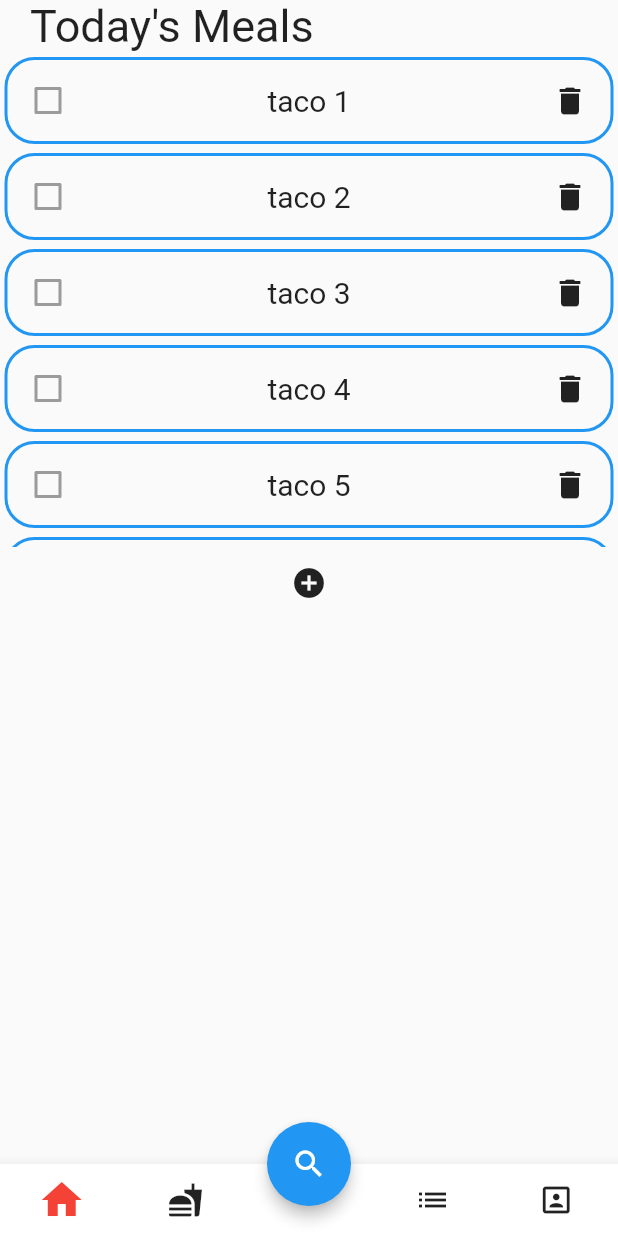
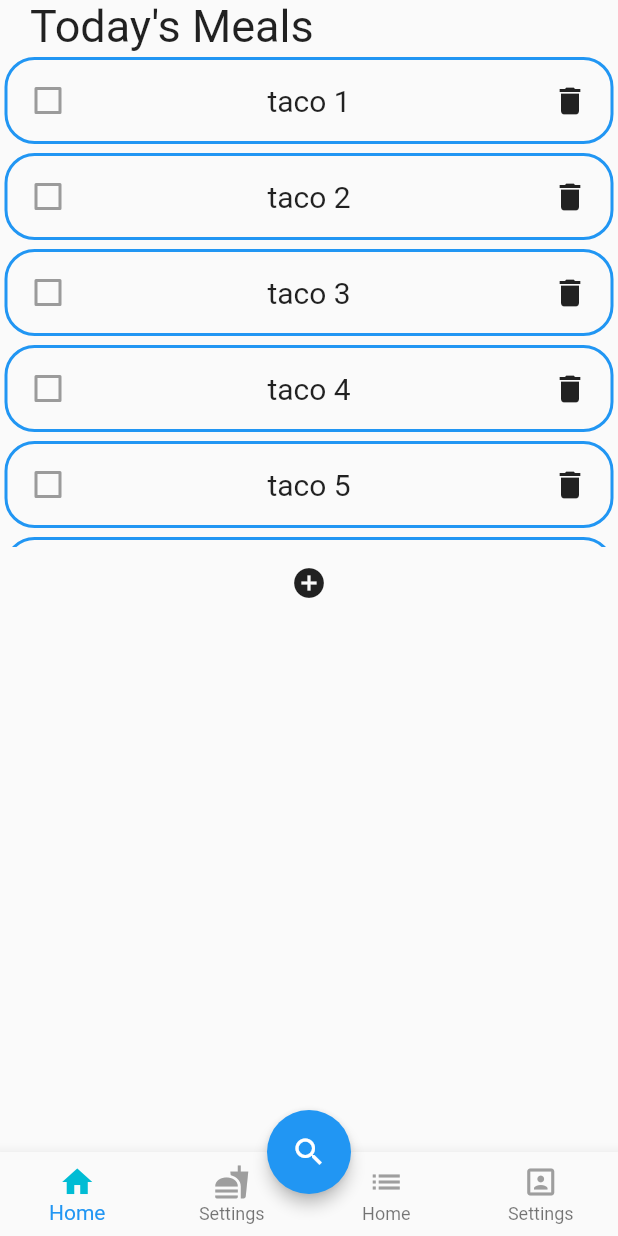
Before and after one commit to kzhang23187/menu, a Flutter app: the screen it shows after launch, after a tap on the "search" icon, on a phone screen of 412 x 824 dp. Run offline on Flutter 3.47's test engine with Material 2 defaults, Android fonts, the phone set to English and light mode, and no system bars.

Commit message:
Have working simple page navigation

```diff
--- /dev/null
+++ b/lib/app.dart
@@ -0,0 +1,105 @@
+import 'package:flutter/material.dart';
+import './pages/pages.dart';
+import './widgets/widgets.dart';
+
+class App extends StatefulWidget {
+  @override
+  State<StatefulWidget> createState() => AppState();
+}
+
+class AppState extends State<App> {
+  // this is static property so other widget throughout the app
+  // can access it simply by AppState.currentTab
+  static int currentTab = 0;
+
+  // list tabs here
+  final List<TabItem> tabs = [
+    TabItem(
+      tabName: "Home",
+      icon: Icons.home,
+      page: HomePage(),
+    ),
+    TabItem(
+      tabName: "Settings",
+      icon: Icons.fastfood,
+      page: ThirdPage(),
+    ),
+    TabItem(
+      tabName: "Home",
+      icon: Icons.list,
+      page: FourthPage(),
+    ),
+    TabItem(
+      tabName: "Settings",
+      icon: Icons.portrait,
+      page: ThirdPage(),
+    ),
+  ];
+
+  AppState() {
+    // indexing is necessary for proper funcationality
+    // of determining which tab is active
+    tabs.asMap().forEach((index, details) {
+      details.setIndex(index);
+    });
+  }
+
+  // sets current tab index
+  // and update state
+  void _selectTab(int index) {
+    if (index == currentTab) {
+      // pop to first route
+      // if the user taps on the active tab
+      tabs[index].key.currentState.popUntil((route) => route.isFirst);
+    } else {
+      // update the state
+      // in order to repaint
+      setState(() => currentTab = index);
+    }
+  }
+
+  @override
+  Widget build(BuildContext context) {
+    // WillPopScope handle android back btn
+    return WillPopScope(
+      onWillPop: () async {
+        final isFirstRouteInCurrentTab =
+            !await tabs[currentTab].key.currentState.maybePop();
+        if (isFirstRouteInCurrentTab) {
+          // if not on the 'main' tab
+          if (currentTab != 0) {
+            // select 'main' tab
+            _selectTab(0);
+            // back button handled by app
+            return false;
+          }
+        }
+        // let system handle back button if we're on the first route
+        return isFirstRouteInCurrentTab;
+      },
+      // this is the base scaffold
+      // don't put appbar in here otherwise you might end up
+      // with multiple appbars on one screen
+      // eventually breaking the app
+      child: Scaffold(
+        floatingActionButton: new FloatingActionButton(
+          onPressed: () {},
+          tooltip: 'Increment',
+          child: new Icon(Icons.search),
+          elevation: 4.0,
+        ),
+        floatingActionButtonLocation: FloatingActionButtonLocation.centerDocked,
+        // indexed stack shows only one child
+        body: IndexedStack(
+          index: currentTab,
+          children: tabs.map((e) => e.page).toList(),
+        ),
+        // Bottom navigation
+        bottomNavigationBar: BottomNavigation(
+          onSelectTab: _selectTab,
+          tabs: tabs,
+        ),
+      ),
+    );
+  }
+}
--- a/lib/main.dart
+++ b/lib/main.dart
@@ -1,8 +1,5 @@
 import 'package:flutter/material.dart';
-
-import 'pages/homePage.dart';
-import 'pages/groceryListPage.dart';
-import 'pages/profilePage.dart';
+import 'app.dart';
 
 void main() {
   runApp(MyApp());
@@ -18,90 +15,112 @@ class MyApp extends StatelessWidget {
         primarySwatch: Colors.blue,
         visualDensity: VisualDensity.adaptivePlatformDensity,
       ),
-      home: MyHomePage(title: 'Flutter Demo Home Page'),
+      home: App(),
     );
   }
 }
+// import 'pages/homePage.dart';
+// import 'pages/groceryListPage.dart';
+// import 'pages/profilePage.dart';
 
-class MyHomePage extends StatefulWidget {
-  MyHomePage({Key key, this.title}) : super(key: key);
+// void main() {
+//   runApp(MyApp());
+// }
 
-  final String title;
+// class MyApp extends StatelessWidget {
+//   // This widget is the root of your application.
+//   @override
+//   Widget build(BuildContext context) {
+//     return MaterialApp(
+//       title: 'Flutter Demo',
+//       theme: ThemeData(
+//         primarySwatch: Colors.blue,
+//         visualDensity: VisualDensity.adaptivePlatformDensity,
+//       ),
+//       home: MyHomePage(title: 'Flutter Demo Home Page'),
+//     );
+//   }
+// }
 
-  @override
-  _MyHomePageState createState() => _MyHomePageState();
-}
+// class MyHomePage extends StatefulWidget {
+//   MyHomePage({Key key, this.title}) : super(key: key);
 
-class _MyHomePageState extends State<MyHomePage> {
-  int _counter = 0;
-  int selectedPage = 0;
+//   final String title;
 
-  final _pageOptions = [
-    HomePage(),
-    ThirdPage(),
-    FourthPage(),
-    ThirdPage(),
-    FourthPage()
-  ];
+//   @override
+//   _MyHomePageState createState() => _MyHomePageState();
+// }
 
-  @override
-  Widget build(BuildContext context) {
-    return Scaffold(
-      body: _pageOptions[selectedPage],
-      floatingActionButton: new FloatingActionButton(
-        onPressed: () {},
-        tooltip: 'Increment',
-        child: new Icon(Icons.search),
-        elevation: 4.0,
-      ),
-      bottomNavigationBar: BottomAppBar(
-        child: new Row(
-          mainAxisAlignment: MainAxisAlignment.center,
-          children: <Widget>[
-            Expanded(
-              child: Container(
-                child: IconButton(
-                    iconSize: selectedPage == 0 ? 32.0 : 24.0,
-                    icon: selectedPage == 0
-                        ? Icon(Icons.home, color: Colors.red)
-                        : Icon(Icons.home, color: Colors.grey),
-                    onPressed: () {
-                      setState(() {
-                        selectedPage = 0;
-                      });
-                    }),
-              ),
-            ),
-            Expanded(
-              child: IconButton(
-                  icon: Icon(Icons.fastfood),
-                  onPressed: () {
-                    setState(() {
-                      selectedPage = 1;
-                    });
-                  }),
-            ),
-            Expanded(child: new Text('')),
-            Expanded(
-              child: IconButton(
-                  icon: Icon(Icons.list),
-                  onPressed: () {
-                    setState(() {
-                      selectedPage = 2;
-                    });
-                  }),
-            ),
-            Expanded(
-              child: IconButton(
-                  icon: Icon(Icons.portrait),
-                  onPressed: () {
-                    selectedPage = 3;
-                  }),
-            ),
-          ],
-        ),
-      ),
-      floatingActionButtonLocation: FloatingActionButtonLocation.centerDocked,
-    );
-  }
-}
+// class _MyHomePageState extends State<MyHomePage> {
+//   int _counter = 0;
+//   int selectedPage = 0;
+
+//   final _pageOptions = [
+//     HomePage(),
+//     ThirdPage(),
+//     FourthPage(),
+//     ThirdPage(),
+//     FourthPage()
+//   ];
+
+//   @override
+//   Widget build(BuildContext context) {
+//     return Scaffold(
+//       body: _pageOptions[selectedPage],
+//       floatingActionButton: new FloatingActionButton(
+//         onPressed: () {},
+//         tooltip: 'Increment',
+//         child: new Icon(Icons.search),
+//         elevation: 4.0,
+//       ),
+//       bottomNavigationBar: BottomAppBar(
+//         child: new Row(
+//           mainAxisAlignment: MainAxisAlignment.center,
+//           children: <Widget>[
+//             Expanded(
+//               child: Container(
+//                 child: IconButton(
+//                     iconSize: selectedPage == 0 ? 32.0 : 24.0,
+//                     icon: selectedPage == 0
+//                         ? Icon(Icons.home, color: Colors.red)
+//                         : Icon(Icons.home, color: Colors.grey),
+//                     onPressed: () {
+//                       setState(() {
+//                         selectedPage = 0;
+//                       });
+//                     }),
+//               ),
+//             ),
+//             Expanded(
+//               child: IconButton(
+//                   icon: Icon(Icons.fastfood),
+//                   onPressed: () {
+//                     setState(() {
+//                       selectedPage = 1;
+//                     });
+//                   }),
+//             ),
+//             Expanded(child: new Text('')),
+//             Expanded(
+//               child: IconButton(
+//                   icon: Icon(Icons.list),
+//                   onPressed: () {
+//                     setState(() {
+//                       selectedPage = 2;
+//                     });
+//                   }),
+//             ),
+//             Expanded(
+//               child: IconButton(
+//                   icon: Icon(Icons.portrait),
+//                   onPressed: () {
+//                     selectedPage = 3;
+//                   }),
+//             ),
+//           ],
+//         ),
+//       ),
+//       floatingActionButtonLocation: FloatingActionButtonLocation.centerDocked,
+//     );
+//   }
+// }
--- /dev/null
+++ b/lib/pages/pages.dart
@@ -0,0 +1,31 @@
+export 'groceryListPage.dart';
+export 'profilePage.dart';
+export 'homePage.dart';
+export 'nutritionPage.dart';
+
+import 'package:flutter/material.dart';
+
+class NewPage extends StatelessWidget {
+  @override
+  Widget build(BuildContext context) {
+    return Scaffold(
+      appBar: AppBar(
+        title: Text(
+          'New Screen',
+        ),
+      ),
+      body: Container(
+        child: FlatButton(
+          child: Text("Push new Screen"),
+          onPressed: () {
+            Navigator.of(context).push(
+              MaterialPageRoute(
+                builder: (context) => NewPage(),
+              ),
+            );
+          },
+        ),
+      ),
+    );
+  }
+}
--- /dev/null
+++ b/lib/widgets/bottomNavBar.dart
@@ -0,0 +1,52 @@
+import '../app.dart';
+import 'package:flutter/material.dart';
+import 'tabItem.dart';
+
+class BottomNavigation extends StatelessWidget {
+  BottomNavigation({
+    this.onSelectTab,
+    this.tabs,
+  });
+  final ValueChanged<int> onSelectTab;
+  final List<TabItem> tabs;
+
+  @override
+  Widget build(BuildContext context) {
+    return BottomNavigationBar(
+      type: BottomNavigationBarType.fixed,
+      items: tabs
+          .map(
+            (e) => _buildItem(
+              index: e.getIndex(),
+              icon: e.icon,
+              tabName: e.tabName,
+            ),
+          )
+          .toList(),
+      onTap: (index) => onSelectTab(
+        index,
+      ),
+    );
+  }
+
+  BottomNavigationBarItem _buildItem(
+      {int index, IconData icon, String tabName}) {
+    return BottomNavigationBarItem(
+      icon: Icon(
+        icon,
+        color: _tabColor(index: index),
+      ),
+      title: Text(
+        tabName,
+        style: TextStyle(
+          color: _tabColor(index: index),
+          fontSize: 12,
+        ),
+      ),
+    );
+  }
+
+  Color _tabColor({int index}) {
+    return AppState.currentTab == index ? Colors.cyan : Colors.grey;
+  }
+}
--- /dev/null
+++ b/lib/widgets/tabItem.dart
@@ -0,0 +1,51 @@
+import 'package:flutter/material.dart';
+import '../app.dart';
+
+class TabItem {
+  // you can customize what kind of information is needed
+  // for each tab
+  final String tabName;
+  final IconData icon;
+  final GlobalKey<NavigatorState> key = GlobalKey<NavigatorState>();
+  int _index = 0;
+  Widget _page;
+  TabItem({
+    @required this.tabName,
+    @required this.icon,
+    @required Widget page,
+  }) {
+    _page = page;
+  }
+
+  // I was getting a weird warning when using getters and setters for _index
+  // so I converted them to functions
+
+  // used to set the index of this tab
+  // which will be used in identifying if this tab is active
+  void setIndex(int i) {
+    _index = i;
+  }
+
+  int getIndex() => _index;
+
+// adds a wrapper around the page widgets for visibility
+// visibility widget removes unnecessary problems
+// like interactivity and animations when the page is inactive
+  Widget get page {
+    return Visibility(
+      // only paint this page when currentTab is active
+      visible: _index == AppState.currentTab,
+      // important to preserve state while switching between tabs
+      maintainState: true,
+      child: Navigator(
+        // key tracks state changes
+        key: key,
+        onGenerateRoute: (routeSettings) {
+          return MaterialPageRoute(
+            builder: (_) => _page,
+          );
+        },
+      ),
+    );
+  }
+}
--- /dev/null
+++ b/lib/widgets/widgets.dart
@@ -0,0 +1,3 @@
+export 'bottomNavBar.dart';
+export 'recipeListWidget.dart';
+export 'tabItem.dart';
```
